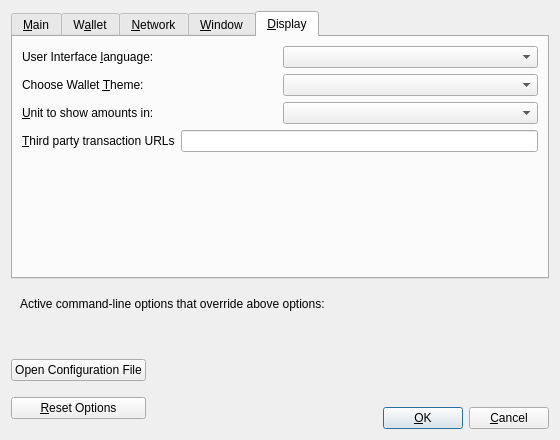
digibyte/digibyte, file src/qt/forms/optionsdialog.ui: the form before one commit.
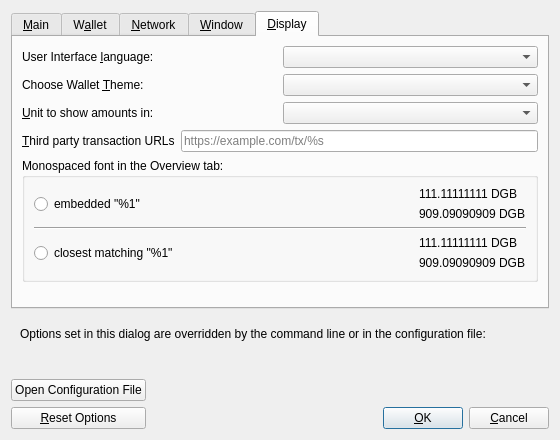
The form after the commit. The open tabs and pages were chosen to show the change. Custom widgets are drawn as their Qt base class.

Commit message: Merge 8.22: src/qt/forms/optionsdialog.ui: Merged file with upstream

Diff of the .ui file:
```diff
--- a/src/qt/forms/optionsdialog.ui
+++ b/src/qt/forms/optionsdialog.ui
@@ -709,10 +709,113 @@
            <property name="toolTip">
             <string>Third party URLs (e.g. a block explorer) that appear in the transactions tab as context menu items. %s in the URL is replaced by transaction hash. Multiple URLs are separated by vertical bar |.</string>
            </property>
+           <property name="placeholderText">
+            <string notr="true">https://example.com/tx/%s</string>
+           </property>
           </widget>
          </item>
         </layout>
        </item>
+       <item>
+        <widget class="QGroupBox" name="font_groupBox">
+         <property name="title">
+          <string>Monospaced font in the Overview tab:</string>
+         </property>
+         <layout class="QVBoxLayout" name="font_verticalLayout">
+          <item>
+           <layout class="QHBoxLayout" name="embeddedFont_horizontalLayout">
+            <item>
+             <widget class="QRadioButton" name="embeddedFont_radioButton">
+              <property name="text">
+               <string>embedded &quot;%1&quot;</string>
+              </property>
+             </widget>
+            </item>
+            <item>
+             <spacer name="embeddedFont_horizontalSpacer">
+              <property name="orientation">
+               <enum>Qt::Horizontal</enum>
+              </property>
+              <property name="sizeHint" stdset="0">
+               <size>
+                <width>40</width>
+                <height>20</height>
+               </size>
+              </property>
+             </spacer>
+            </item>
+            <item>
+             <layout class="QVBoxLayout" name="embeddedFont_verticalLayout">
+              <item>
+               <widget class="QLabel" name="embeddedFont_label_1">
+                <property name="text">
+                 <string notr="true">111.11111111 DGB</string>
+                </property>
+               </widget>
+              </item>
+              <item>
+               <widget class="QLabel" name="embeddedFont_label_9">
+                <property name="text">
+                 <string notr="true">909.09090909 DGB</string>
+                </property>
+               </widget>
+              </item>
+             </layout>
+            </item>
+           </layout>
+          </item>
+          <item>
+           <widget class="Line" name="font_line">
+            <property name="orientation">
+             <enum>Qt::Horizontal</enum>
+            </property>
+           </widget>
+          </item>
+          <item>
+           <layout class="QHBoxLayout" name="systemFont_horizontalLayout">
+            <item>
+             <widget class="QRadioButton" name="systemFont_radioButton">
+              <property name="text">
+               <string>closest matching &quot;%1&quot;</string>
+              </property>
+             </widget>
+            </item>
+            <item>
+             <spacer name="systemFont_horizontalSpacer">
+              <property name="orientation">
+               <enum>Qt::Horizontal</enum>
+              </property>
+              <property name="sizeHint" stdset="0">
+               <size>
+                <width>40</width>
+                <height>20</height>
+               </size>
+              </property>
+             </spacer>
+            </item>
+            <item>
+             <layout class="QVBoxLayout" name="systemFont_verticalLayout">
+              <item>
+               <widget class="QLabel" name="systemFont_label_1">
+                <property name="text">
+                 <string notr="true">111.11111111 DGB</string>
+                </property>
+               </widget>
+              </item>
+              <item>
+               <widget class="QLabel" name="systemFont_label_9">
+                <property name="text">
+                 <string notr="true">909.09090909 DGB</string>
+                </property>
+               </widget>
+              </item>
+             </layout>
+            </item>
+           </layout>
+          </item>
+         </layout>
+        </widget>
+       </item>
        <item>
         <spacer name="verticalSpacer_Display">
          <property name="orientation">
@@ -738,7 +841,7 @@
         <item>
          <widget class="QLabel" name="overriddenByCommandLineInfoLabel">
           <property name="text">
-           <string>Active command-line options that override above options:</string>
+           <string>Options set in this dialog are overridden by the command line or in the configuration file:</string>
           </property>
           <property name="textFormat">
            <enum>Qt::PlainText</enum>
```
Left out of the diff: 57 changed lines with no effect on the pictures.
